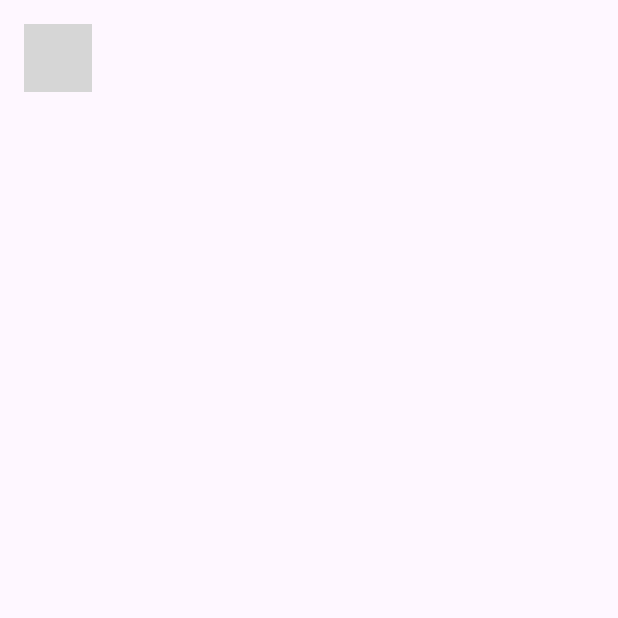
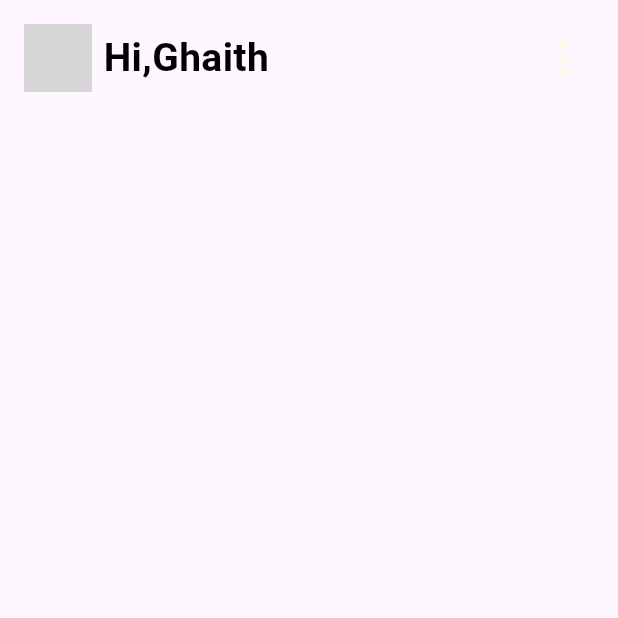
Before and after one commit to pakpuk/Task_mangment-app, a Flutter app: the screen it shows after launch, on a phone screen of 412 x 824 dp, the top half of it. Run offline on Flutter 3.47's test engine with Material 3 defaults, Android fonts, the phone set to English and light mode, and no system bars; grey boxes are pictures that could not be loaded.

Commit message:
working on home screen

```diff
--- a/lib/core/appcolor.dart
+++ b/lib/core/appcolor.dart
@@ -12,4 +12,5 @@ class Appcolor {
   static const Color kBlueLight = Color(0XFFEDF4FE);
   static const Color kBlue = Color(0XFFE1EDFC);
   static const Color kBlueDark = Color(0XFFC0D3F8);
+  static const Color kblackColor = Colors.black;
 }
--- a/lib/screens/home_screen.dart
+++ b/lib/screens/home_screen.dart
@@ -1,4 +1,6 @@
 import 'package:flutter/material.dart';
+import 'package:taskmanagment_app/core/appcolor.dart';
+import 'package:taskmanagment_app/core/textmanager.dart';
 
 class HomeScreen extends StatefulWidget {
   const HomeScreen({Key? key}) : super(key: key);
@@ -16,6 +18,9 @@ class _HomeScreenState extends State<HomeScreen> {
           child: Column(
             children: [
               Row(
+                mainAxisAlignment: MainAxisAlignment.spaceBetween,
+                children: [
+                  Row(
                     children: [
                       Container(
                         width: 45,
@@ -28,8 +33,29 @@ class _HomeScreenState extends State<HomeScreen> {
                               'assets/images/jakob-owens-lkMJcGDZLVs-unsplash.jpg'),
                         ),
                       ),
+                      const SizedBox(
+                        width: 8,
+                      ),
+                      const Text(
+                        Textmanager.wlcmomsg,
+                        style: TextStyle(
+                          color: Appcolor.kblackColor,
+                          fontWeight: FontWeight.bold,
+                          fontSize: 26,
+                        ),
+                      )
                     ],
-              )
+                  ),
+                  const Icon(
+                    Icons.more_vert,
+                    color: Appcolor.kYellewLight,
+                    size: 40,
+                  ),
+                ],
+              ),
+              const SizedBox(
+                height: 24,
+              ),
             ],
           ),
         ),
```
Also changed, not shown: lib/widgets/gopremuiim_widget.dart (added). Lines whose indentation alone changed are shown as unchanged.
